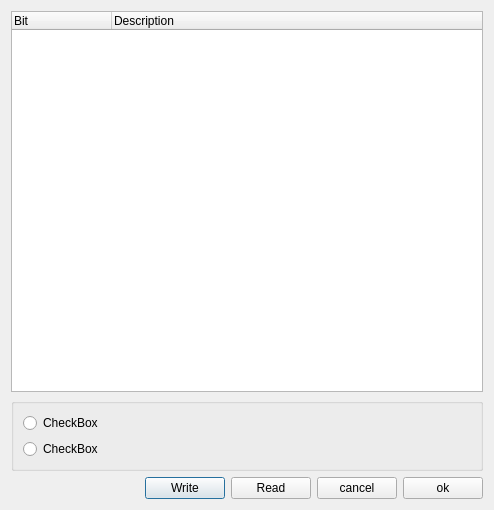
This is SrcPony/forms/fusedlg.ui in lancos/ponyprog as Qt 5 draws it before an edit. The edited form follows.
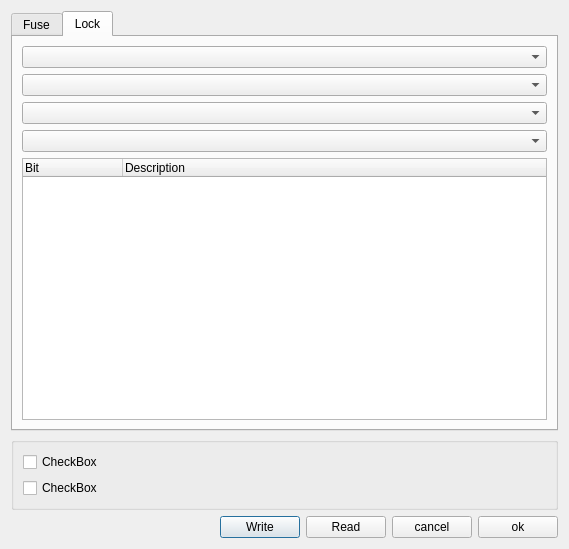
This is the edited form. The open tabs and pages were chosen to show the change.

Commit message: fuse dialog: additional selection elements. not connected with signals

Diff of the .ui file:
```diff
--- a/SrcPony/forms/fusedlg.ui
+++ b/SrcPony/forms/fusedlg.ui
@@ -9,38 +9,85 @@
    <rect>
     <x>0</x>
     <y>0</y>
-    <width>494</width>
-    <height>510</height>
+    <width>569</width>
+    <height>549</height>
    </rect>
   </property>
   <property name="windowTitle">
    <string>Dialog</string>
   </property>
   <layout class="QGridLayout" name="gridLayout_4">
-   <item row="1" column="0">
-    <widget class="QGroupBox" name="frmHlp">
-     <property name="sizePolicy">
-      <sizepolicy hsizetype="MinimumExpanding" vsizetype="Minimum">
-       <horstretch>0</horstretch>
-       <verstretch>0</verstretch>
-      </sizepolicy>
-     </property>
-     <layout class="QGridLayout" name="gridLayout_3">
       <item row="0" column="0">
-       <widget class="QRadioButton" name="chkHlp0">
+    <widget class="QTabWidget" name="tabWidget">
+     <property name="currentIndex">
+      <number>0</number>
+     </property>
+     <widget class="QWidget" name="tabFuse">
+      <attribute name="title">
+       <string>Fuse</string>
+      </attribute>
+      <layout class="QGridLayout" name="gridLayout">
+       <item row="4" column="0">
+        <widget class="QTreeWidget" name="treeWidgetFuse">
+         <column>
         <property name="text">
-         <string>CheckBox</string>
-        </property>
+           <string>Bit</string>
+          </property>
+         </column>
+         <column>
+          <property name="text">
+           <string>Description</string>
+          </property>
+         </column>
        </widget>
       </item>
       <item row="1" column="0">
-       <widget class="QRadioButton" name="chkHlp1">
+        <widget class="QComboBox" name="comboBoxFuse1"/>
+       </item>
+       <item row="2" column="0">
+        <widget class="QComboBox" name="comboBoxFuse2"/>
+       </item>
+       <item row="0" column="0">
+        <widget class="QComboBox" name="comboBoxFuse0"/>
+       </item>
+       <item row="3" column="0">
+        <widget class="QComboBox" name="comboBoxFuse3"/>
+       </item>
+      </layout>
+     </widget>
+     <widget class="QWidget" name="tabLock">
+      <attribute name="title">
+       <string>Lock</string>
+      </attribute>
+      <layout class="QGridLayout" name="gridLayout_2">
+       <item row="2" column="0">
+        <widget class="QComboBox" name="comboBoxLock2"/>
+       </item>
+       <item row="4" column="0">
+        <widget class="QTreeWidget" name="treeWidgetLock">
+         <column>
         <property name="text">
-         <string>CheckBox</string>
-        </property>
-       </widget>
-      </item>
-     </layout>
+           <string>Bit</string>
+          </property>
+         </column>
+         <column>
+          <property name="text">
+           <string>Description</string>
+          </property>
+         </column>
+        </widget>
+       </item>
+       <item row="1" column="0">
+        <widget class="QComboBox" name="comboBoxLock1"/>
+       </item>
+       <item row="0" column="0">
+        <widget class="QComboBox" name="comboBoxLock0"/>
+       </item>
+       <item row="3" column="0">
+        <widget class="QComboBox" name="comboBoxLock3"/>
+       </item>
+      </layout>
+     </widget>
     </widget>
    </item>
    <item row="2" column="0">
@@ -88,18 +135,30 @@
      </item>
     </layout>
    </item>
+   <item row="1" column="0">
+    <widget class="QGroupBox" name="frmHlp">
+     <property name="sizePolicy">
+      <sizepolicy hsizetype="MinimumExpanding" vsizetype="Minimum">
+       <horstretch>0</horstretch>
+       <verstretch>0</verstretch>
+      </sizepolicy>
+     </property>
+     <layout class="QGridLayout" name="gridLayout_3">
    <item row="0" column="0">
-    <widget class="QTreeWidget" name="treeWidget">
-     <column>
+       <widget class="QCheckBox" name="chkHlp0">
       <property name="text">
-       <string>Bit</string>
-      </property>
-     </column>
-     <column>
+         <string>CheckBox</string>
+        </property>
+       </widget>
+      </item>
+      <item row="1" column="0">
+       <widget class="QCheckBox" name="chkHlp1">
       <property name="text">
-       <string>Description</string>
-      </property>
-     </column>
+         <string>CheckBox</string>
+        </property>
+       </widget>
+      </item>
+     </layout>
     </widget>
    </item>
   </layout>
```
Lines whose indentation alone changed are shown as unchanged. The commit also changes 3 other files.
